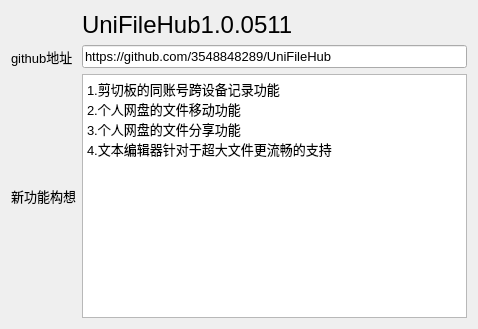
Above: MoreFunction/MoreFunction.ui from 3548848289/UniFileHub before the change. Below: the same form after it.
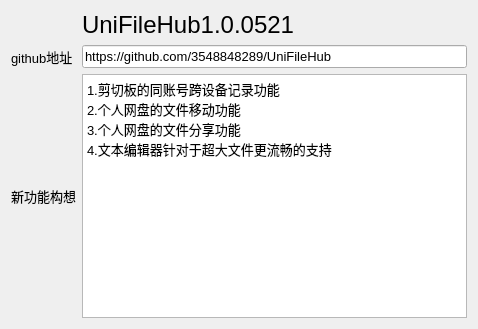
That is the form after the change. Icons and pictures are not drawn.

What changed in the file:
```diff
--- a/MoreFunction/MoreFunction.ui
+++ b/MoreFunction/MoreFunction.ui
@@ -82,7 +82,7 @@
       </font>
      </property>
      <property name="text">
-      <string>UniFileHub1.0.0511</string>
+      <string>UniFileHub1.0.0521</string>
      </property>
     </widget>
    </item>
```
